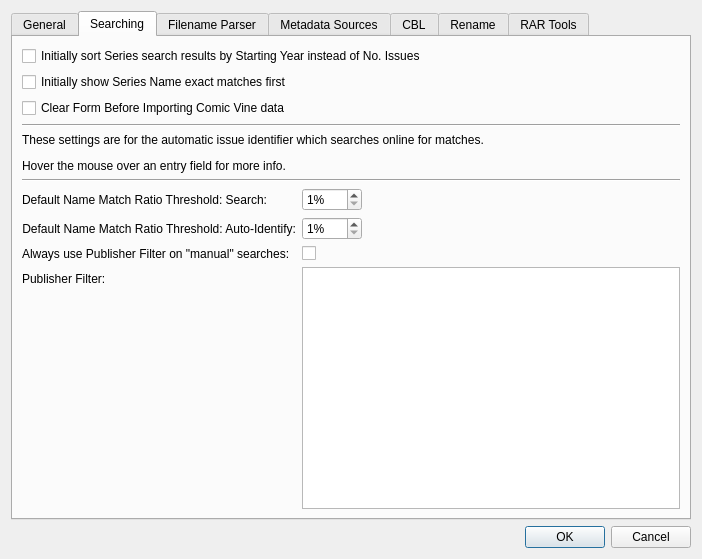
Qt form comictaggerlib/ui/settingswindow.ui (comictagger/comictagger) before a commit.
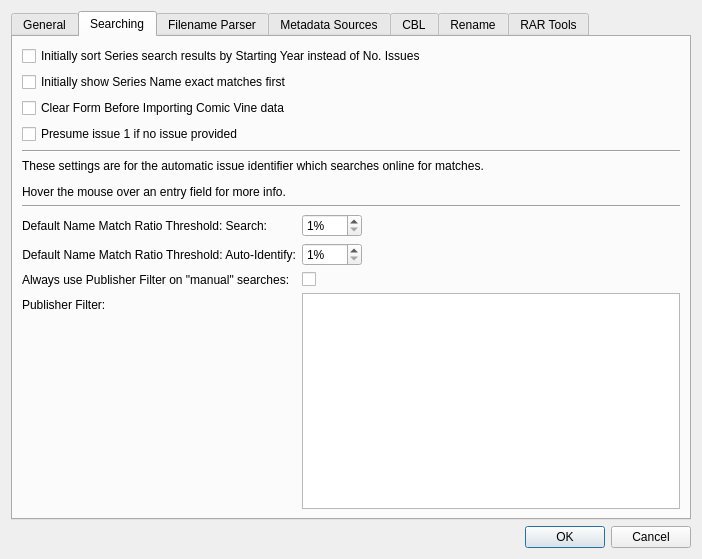
The same form after that commit. The open tabs and pages were chosen to show the change.

Commit message: Add option to presume the issue number as one if missing an issue number

The edit to the form file:
```diff
--- a/comictaggerlib/ui/settingswindow.ui
+++ b/comictaggerlib/ui/settingswindow.ui
@@ -136,14 +136,7 @@
          <string>Searching</string>
         </attribute>
         <layout class="QGridLayout" name="gridLayout_3">
-         <item row="3" column="0">
-          <widget class="Line" name="line_5">
-           <property name="orientation">
-            <enum>Qt::Horizontal</enum>
-           </property>
-          </widget>
-         </item>
-         <item row="6" column="0">
+         <item row="7" column="0">
           <layout class="QFormLayout" name="formLayout_2">
            <property name="fieldGrowthPolicy">
             <enum>QFormLayout::AllNonFixedFieldsGrow</enum>
@@ -243,6 +236,20 @@
           </layout>
          </item>
          <item row="4" column="0">
+          <widget class="Line" name="line_5">
+           <property name="orientation">
+            <enum>Qt::Horizontal</enum>
+           </property>
+          </widget>
+         </item>
+         <item row="6" column="0">
+          <widget class="Line" name="line_2">
+           <property name="orientation">
+            <enum>Qt::Horizontal</enum>
+           </property>
+          </widget>
+         </item>
+         <item row="5" column="0">
           <widget class="QLabel" name="label_5">
            <property name="text">
             <string>&lt;html&gt;&lt;head/&gt;&lt;body&gt;&lt;p&gt;These settings are for the automatic issue identifier which searches online for matches. &lt;/p&gt;&lt;p&gt;Hover the mouse over an entry field for more info.&lt;/p&gt;&lt;/body&gt;&lt;/html&gt;</string>
@@ -252,13 +259,6 @@
            </property>
           </widget>
          </item>
-         <item row="5" column="0">
-          <widget class="Line" name="line_2">
-           <property name="orientation">
-            <enum>Qt::Horizontal</enum>
-           </property>
-          </widget>
-         </item>
          <item row="1" column="0">
           <widget class="QCheckBox" name="cbxExactMatches">
            <property name="text">
@@ -280,6 +280,16 @@
            </property>
           </widget>
          </item>
+         <item row="3" column="0">
+          <widget class="QCheckBox" name="cbxPresumeIssueOne">
+           <property name="toolTip">
+            <string>If no issue number is found Comic Tagger will add '1' as the issue number when the archive is loaded</string>
+           </property>
+           <property name="text">
+            <string>Presume issue 1 if no issue provided</string>
+           </property>
+          </widget>
+         </item>
         </layout>
        </widget>
        <widget class="QWidget" name="tFilenameParser">
```
Left out of the diff: 16 changed lines with no effect on the pictures. The commit also changes 3 other files.
